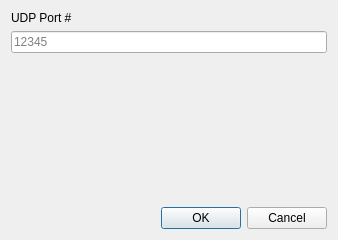
Old version of the form NetworkedOpenGL/serverdialog.ui in the repository htmlboss/Qt-Networked-OpenGL.
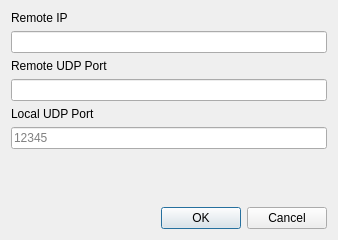
New version of the form.

```diff
--- a/NetworkedOpenGL/serverdialog.ui
+++ b/NetworkedOpenGL/serverdialog.ui
@@ -32,6 +32,34 @@
    <string>Server Config</string>
   </property>
   <layout class="QVBoxLayout" name="verticalLayout">
+   <item>
+    <widget class="QLabel" name="label_3">
+     <property name="text">
+      <string>Remote IP</string>
+     </property>
+    </widget>
+   </item>
+   <item>
+    <widget class="QLineEdit" name="remoteIPlineEdit">
+     <property name="clearButtonEnabled">
+      <bool>true</bool>
+     </property>
+    </widget>
+   </item>
+   <item>
+    <widget class="QLabel" name="label_2">
+     <property name="text">
+      <string>Remote UDP Port</string>
+     </property>
+    </widget>
+   </item>
+   <item>
+    <widget class="QLineEdit" name="remoteUdpLineEdit">
+     <property name="clearButtonEnabled">
+      <bool>true</bool>
+     </property>
+    </widget>
+   </item>
    <item>
     <widget class="QLabel" name="label">
      <property name="minimumSize">
@@ -41,7 +69,7 @@
       </size>
      </property>
      <property name="text">
-      <string>UDP Port #</string>
+      <string>Local UDP Port</string>
      </property>
     </widget>
    </item>
```
Left out of the diff: 2 changed lines with no effect on the pictures.
